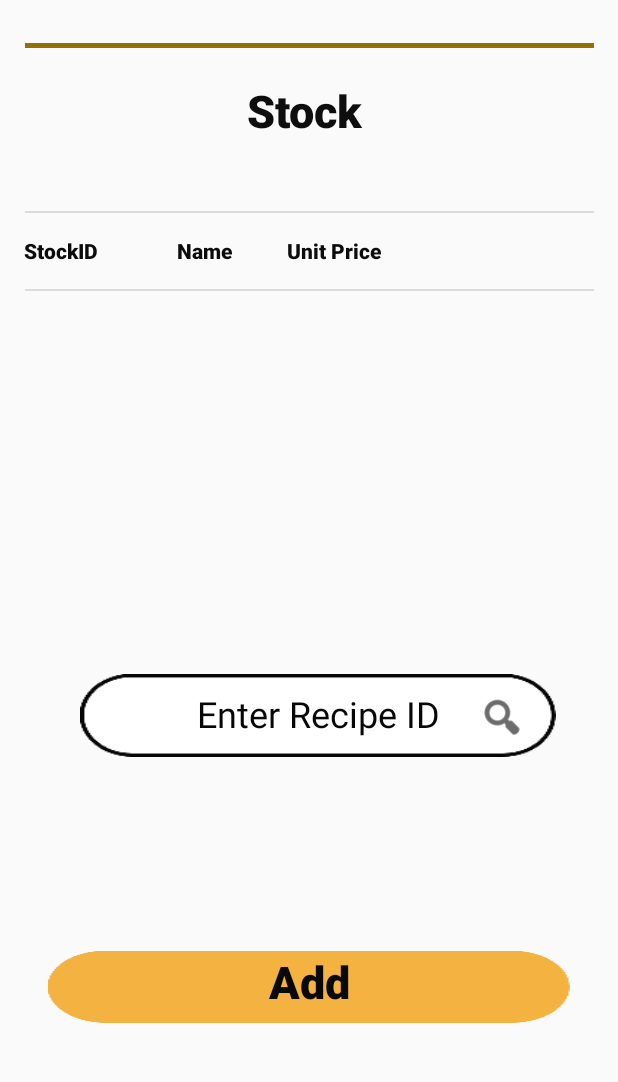
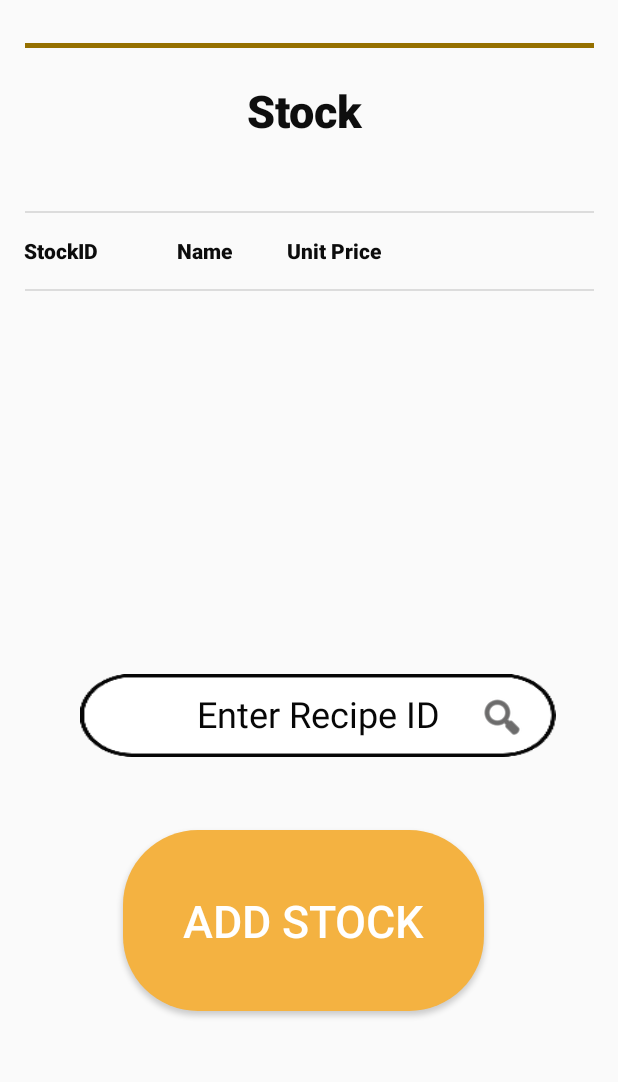
Before and after one commit to Minuli/Bon-Appetit, an Android app: the screen it shows after launch (stock_table), on a phone screen of 412 x 824 dp, the part 74-1156 px from its top. Run offline under Robolectric (Android 15) with nearby library versions, the phone set to English and light mode, and no system bars; our stand-ins replace Firebase (no records; nobody signed in at launch, a user with empty details on screens opened directly).

Commit message:
load stock data adapater working

```diff
--- a/app/src/main/java/com/example/adapters/DisplayStockAdapter.java
+++ b/app/src/main/java/com/example/adapters/DisplayStockAdapter.java
@@ -45,8 +45,8 @@ public class DisplayStockAdapter extends RecyclerView.Adapter<DisplayStockAdapte
     public void onBindViewHolder(@NonNull ViewHolder holder,final int position) {
         Log.d(TAG,"On bind view holder");
         holder.sid.setText(istock.get(position).getName());
-        holder.sname.setText(istock.get(position).getQty());
-        holder.sup.setText((int) istock.get(position).getUnitprice());
+        holder.sname.setText(String.valueOf(istock.get(position).getQty()));
+        holder.sup.setText(String.valueOf(istock.get(position).getUnitprice()));
 
     }
     @Override
--- a/app/src/main/java/com/example/bon_apetit/AddStock.java
+++ b/app/src/main/java/com/example/bon_apetit/AddStock.java
@@ -1,5 +1,6 @@
 package com.example.bon_apetit;
 
+import android.content.Intent;
 import android.os.Bundle;
 import android.text.TextUtils;
 import android.util.Log;
@@ -91,6 +92,8 @@ public class AddStock extends AppCompatActivity {
                                 iqty.setText("");
                                 irol.setText("");
                                 iup.setText("");
+                                Intent intent = new Intent(getApplicationContext(),stock_table.class);
+                                startActivity(intent);
                             }
 
                             @Override
--- a/app/src/main/java/com/example/bon_apetit/stock_table.java
+++ b/app/src/main/java/com/example/bon_apetit/stock_table.java
@@ -6,7 +6,10 @@ import androidx.recyclerview.widget.LinearLayoutManager;
 import androidx.recyclerview.widget.RecyclerView;
 
 import android.content.Context;
+import android.content.Intent;
 import android.os.Bundle;
+import android.view.View;
+import android.widget.Button;
 
 import com.example.Models.Stock;
 import com.example.adapters.DisplayStockAdapter;
@@ -22,6 +25,8 @@ import java.util.ArrayList;
 public class stock_table extends AppCompatActivity {
     RecyclerView recyclerView;
     Stock stock;
+    Button baddstock;
+
     //firebase
     private DatabaseReference dbref;
 
@@ -53,8 +58,17 @@ public class stock_table extends AppCompatActivity {
         //getdata method
         GetDataFromFirebase();
 
+        baddstock = findViewById(R.id.btnaddstock);
         radapter= new DisplayStockAdapter(getApplicationContext(),istock);
         recyclerView.setAdapter(radapter);
+
+        baddstock.setOnClickListener(new View.OnClickListener() {
+            @Override
+            public void onClick(View view) {
+                Intent intent = new Intent(getApplicationContext(),AddStock.class);
+                startActivity(intent);
+            }
+        });
 
     }
     private void GetDataFromFirebase(){
@@ -68,7 +82,7 @@ public class stock_table extends AppCompatActivity {
                     stock = new Stock();
                     stock.setName(snapshot.child("name").getValue().toString());
                     stock.setQty(Integer.parseInt(snapshot.child("qty").getValue().toString()));
-                    stock.setName(snapshot.child("unitprice").getValue().toString());
+                    stock.setUnitprice(Float.valueOf(snapshot.child("unitprice").getValue().toString()));
 
                     istock.add(stock);
                 }
--- a/app/src/main/res/layout/activity_stock_table.xml
+++ b/app/src/main/res/layout/activity_stock_table.xml
@@ -23,26 +23,6 @@
         app:layout_constraintStart_toStartOf="parent"
         app:layout_constraintTop_toTopOf="parent"
         app:layout_constraintVertical_bias="0.649" />
-
-    <TextView
-        android:id="@+id/textView73"
-        android:layout_width="0dp"
-        android:layout_height="wrap_content"
-        android:layout_marginStart="32dp"
-        android:layout_marginEnd="32dp"
-        android:background="@drawable/roundedtextbox"
-        android:fontFamily="sans-serif-black"
-        android:text="@string/btnAdd"
-        android:textAlignment="center"
-        android:textColor="#090909"
-        android:textSize="30sp"
-        app:backgroundTint="@color/brown"
-        app:layout_constraintBottom_toBottomOf="parent"
-        app:layout_constraintEnd_toEndOf="parent"
-        app:layout_constraintHorizontal_bias="0.548"
-        app:layout_constraintStart_toStartOf="parent"
-        app:layout_constraintTop_toTopOf="parent"
-        app:layout_constraintVertical_bias="0.881" />
 
     <ImageView
         android:id="@+id/imageView2"
@@ -213,4 +193,20 @@
             android:layout_marginEnd="0dp"
             android:layout_marginBottom="0dp" />
     </RelativeLayout>
+
+    <Button
+        android:id="@+id/btnaddstock"
+        android:background="@drawable/menu_btn"
+        android:layout_width="wrap_content"
+        android:layout_height="wrap_content"
+        android:text="@string/addstock"
+        android:textSize="30sp"
+        android:textColor="@color/white"
+        android:padding="60px"
+        app:layout_constraintBottom_toBottomOf="parent"
+        app:layout_constraintEnd_toEndOf="parent"
+        app:layout_constraintHorizontal_bias="0.479"
+        app:layout_constraintStart_toStartOf="parent"
+        app:layout_constraintTop_toTopOf="parent"
+        app:layout_constraintVertical_bias="0.857" />
 </androidx.constraintlayout.widget.ConstraintLayout>
```
